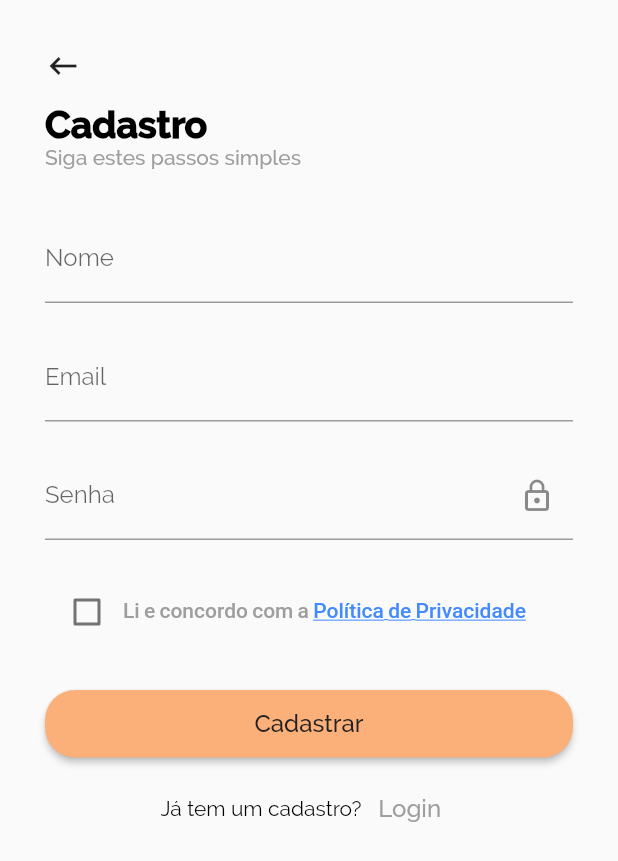
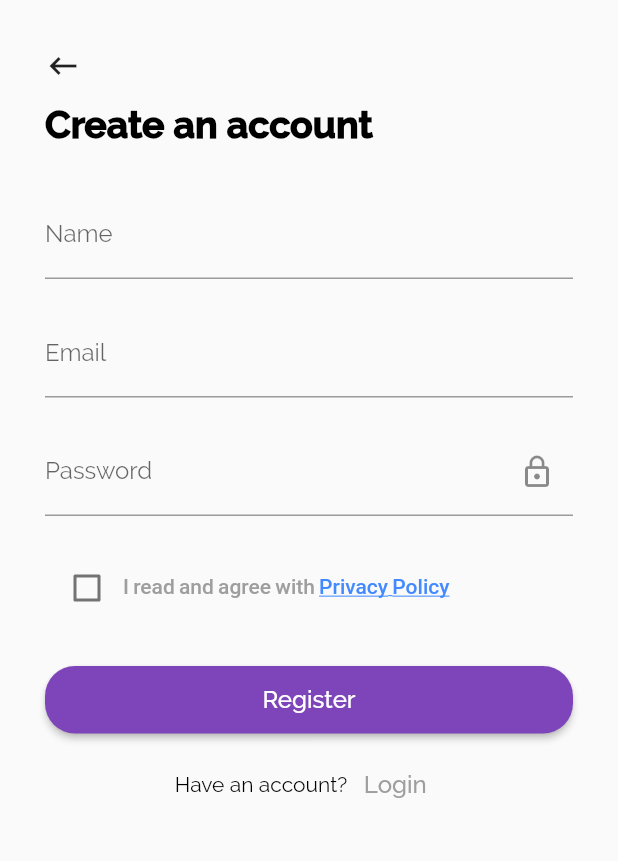
Before and after one commit to rambros/goodwishes, a Flutter app: the SignUpPage screen opened by its route, on a phone screen of 412 x 824 dp. Shown: the top 861 px of the screen. Run offline on Flutter 3.47's test engine with Material 2 defaults, Android fonts, the light colour scheme and no system bars; our stand-ins replace audio_service, audio_video_progress_bar, cached_network_image, cloud_firestore, connectivity, dio and 39 more; missing offline and left inert: audio_session, awesome_circular_chart, flutter_login_facebook, flutter_picker, global_configuration, syncfusion_flutter_core and 1 more; accounts and stored records are empty; generated files the repository leaves out were written again.

Commit message:
theme data with roght colors

```diff
--- a/lib/app/modules/autentica/page/intro_page.dart
+++ b/lib/app/modules/autentica/page/intro_page.dart
@@ -1,6 +1,5 @@
 import 'package:flutter/material.dart';
 import 'package:flutter_modular/flutter_modular.dart';
-import 'package:goodwishes/app/shared/services/authentication_service.dart';
 import 'package:introduction_screen/introduction_screen.dart';
 
 import '/app/modules/autentica/controller/intro_controller.dart';
@@ -66,7 +65,6 @@ class _IntroPageState extends ModularState<IntroPage, IntroController> {
           )
         ],
       ),
-
       body:
       '''To align & learn
 Clear grounding information: the need for good wishes, what is good wishes and how you can be a good wisher
@@ -76,8 +74,6 @@ Clear grounding information: the need for good wishes, what is good wishes and h
           image: AssetImage('assets/images/demo_fundamentals.png')
         ),
       ),
-
-
       decoration: const PageDecoration(
         pageColor: Colors.white,
         bodyTextStyle: TextStyle(color: Colors.black87, fontSize: 16),
@@ -105,7 +101,6 @@ Clear grounding information: the need for good wishes, what is good wishes and h
           )
         ],
       ),
-
       body:
           '''Community of good wishers --a space to share, engage and sustain.
 In the beginning this can be a place for sharing stories of good wishes, sharing experiences. As more members sign in to the app, we can create groups.
--- a/lib/app/modules/autentica/page/sign_up_page.dart
+++ b/lib/app/modules/autentica/page/sign_up_page.dart
@@ -2,6 +2,7 @@ import 'package:flutter/gestures.dart';
 import 'package:flutter/material.dart';
 import 'package:flutter_mobx/flutter_mobx.dart';
 import 'package:flutter_modular/flutter_modular.dart';
+
 import '/app/modules/autentica/controller/sign_up_controller.dart';
 import '/app/modules/autentica/util/icons_data.dart';
 import '/app/shared/utils/ui_utils.dart';
@@ -20,7 +21,7 @@ class _SignUpPageState extends ModularState<SignUpPage, SignUpController> {
   var passCtrl = TextEditingController();
   var nameCtrl = TextEditingController();
   var formKey = GlobalKey<FormState>();
-  var _scaffoldKey = GlobalKey<ScaffoldState>();
+  final _scaffoldKey = GlobalKey<ScaffoldState>();
 
   String? email;
   String? pass;
@@ -45,7 +46,6 @@ class _SignUpPageState extends ModularState<SignUpPage, SignUpController> {
   Widget build(BuildContext context) {
     return Scaffold(
         key: _scaffoldKey,
-        //backgroundColor: Colors.white,
         body: signUpUI());
   }
 
@@ -70,13 +70,8 @@ class _SignUpPageState extends ModularState<SignUpPage, SignUpController> {
                     Navigator.pop(context);
                   }),
             ),
-            Text('Cadastro',
+            Text('Create an account',
                 style: TextStyle(fontSize: 25, fontWeight: FontWeight.w900)),
-            Text('Siga estes passos simples',
-                style: TextStyle(
-                    fontSize: 14,
-                    fontWeight: FontWeight.w500,
-                    color: Colors.grey)),
             SizedBox(
               height: 30,
             ),
@@ -84,12 +79,12 @@ class _SignUpPageState extends ModularState<SignUpPage, SignUpController> {
               controller: nameCtrl,
               keyboardType: TextInputType.text,
               decoration: InputDecoration(
-                labelText: 'Nome',
-                hintText: 'Entre com nome',
+                labelText: 'Name',
+                hintText: 'Enter with name',
                 //prefixIcon: Icon(Icons.person)
               ),
               validator: (String? value) {
-                if (value!.isEmpty) return 'Nome não pode ficar sem preencher';
+                if (value!.isEmpty) return "Name can't be empty";
                 return null;
               },
               onChanged: (String value) {
@@ -103,14 +98,14 @@ class _SignUpPageState extends ModularState<SignUpPage, SignUpController> {
             ),
             TextFormField(
               decoration: InputDecoration(
-                hintText: 'nome@mail.com',
+                hintText: 'name@mail.com',
                 labelText: 'Email',
                 //prefixIcon: Icon(Icons.email)
               ),
               controller: emailCtrl,
               keyboardType: TextInputType.emailAddress,
               validator: (String? value) {
-                if (value!.isEmpty) return 'Email não pode ficar sem preencher';
+                if (value!.isEmpty) return "Email can't be empty";
                 return null;
               },
               onChanged: (String value) {
@@ -126,9 +121,8 @@ class _SignUpPageState extends ModularState<SignUpPage, SignUpController> {
               controller: passCtrl,
               obscureText: offsecureText,
               decoration: InputDecoration(
-                labelText: 'Senha',
-                hintText: 'Entre com sua senha',
-                //prefixIcon: Icon(Icons.vpn_key),
+                labelText: 'Password',
+                hintText: 'Enter a password',
                 suffixIcon: IconButton(
                     icon: lockIcon,
                     onPressed: () {
@@ -136,7 +130,7 @@ class _SignUpPageState extends ModularState<SignUpPage, SignUpController> {
                     }),
               ),
               validator: (String? value) {
-                if (value!.isEmpty) return 'Senha não pode ficar em branco';
+                if (value!.isEmpty) return "Password can't be empty";
                 return null;
               },
               onChanged: (String value) {
@@ -165,14 +159,14 @@ class _SignUpPageState extends ModularState<SignUpPage, SignUpController> {
                           text: TextSpan(
                             children: [
                               TextSpan(
-                                text: 'Li e concordo com a ',
+                                text: 'I read and agree with ',
                                 style: TextStyle(
                                     fontSize: 14,
                                     fontWeight: FontWeight.w500,
                                     color: Colors.grey)
                               ),
                               TextSpan(
-                                text: 'Política de Privacidade',
+                                text: 'Privacy Policy',
                                 style: TextStyle(
                                       fontSize: 14,
                                       fontWeight: FontWeight.w500,
@@ -200,8 +194,7 @@ class _SignUpPageState extends ModularState<SignUpPage, SignUpController> {
                   width: double.infinity,
                   child: ElevatedButton(
                     style: ElevatedButton.styleFrom(
-                      primary: Theme.of(context).accentColor, // background
-                      onPrimary: Colors.grey[900], // foreground
+                      primary: Theme.of(context).colorScheme.secondary,// background
                       shape: RoundedRectangleBorder(borderRadius: BorderRadius.circular(20))
                     ),
                     //color: Theme.of(context).accentColor, //Colors.deepPurpleAccent,
@@ -217,14 +210,14 @@ class _SignUpPageState extends ModularState<SignUpPage, SignUpController> {
                     },
                     child: controller.signUpStarted == false
                         ? Text(
-                            'Cadastrar',
+                            'Register',
                             style: TextStyle(fontSize: 16,
                                   //color: Colors.white,
                                ),
                           )
                         : controller.signUpCompleted == false
                             ? CircularProgressIndicator()
-                            : Text('Cadastro feito com sucesso!',
+                            : Text('Account created with success!',
                                 style: TextStyle(
                                     fontSize: 16, color: Colors.white)),//Theme.of(context).accentColor
                   ),
@@ -237,7 +230,7 @@ class _SignUpPageState extends ModularState<SignUpPage, SignUpController> {
             Row(
               mainAxisAlignment: MainAxisAlignment.center,
               children: <Widget>[
-                Text('Já tem um cadastro?'),
+                Text('Have an account?'),
                 TextButton(
                   onPressed: () {
                     Modular.to.pushReplacementNamed('/login/signin');
--- a/lib/app/modules/autentica/page/social_login_page.dart
+++ b/lib/app/modules/autentica/page/social_login_page.dart
@@ -43,7 +43,7 @@ class _SocialLoginPageState
                     children: <Widget>[
                       Image(
                         image: AssetImage(Config().splashIcon),
-                        height: 130,
+                        height: 150,
                       ),
                       SizedBox(
                         height: 40,
--- a/lib/app/modules/autentica/util/config.dart
+++ b/lib/app/modules/autentica/util/config.dart
@@ -1,7 +1,7 @@
 
 class Config{
   final String appName = 'GoodWishes';    //app name
-  final splashIcon = 'assets/images/logo_goodwishes_250.png';   //splash image and other used image
+  final splashIcon = 'assets/images/logo_goodwishes_300.png';   //splash image and other used image
   final String email = 'rodrigo.ambros@br.brahmakumaris.org.br';   //your email
   final String androidPacakageName = 'mrblab.news_hour';    //Replace by your package name (android)
   final String iOSAppId = '0000000';          //your iOS app. Leave it as it is, if you don't have ios developer account
--- a/lib/app/shared/splash/splash_page.dart
+++ b/lib/app/shared/splash/splash_page.dart
@@ -47,7 +47,7 @@ class _SplashPageState extends State<SplashPage> {
               child: Column(
                 mainAxisAlignment: MainAxisAlignment.center,
                 children: <Widget>[
-                  Image.asset('assets/images/logo_goodwishes_250.png',
+                  Image.asset('assets/images/logo_goodwishes_300.png',
                       width: 220, height: 220),
                   verticalSpace(24),
                   Text('GoodWishes',
```
Also changed, not shown: lib/app/modules/autentica/page/sign_in_page.dart (+1 -8 lines), lib/app/shared/theme/theme.dart (added, +463 -0 lines), lib/app/shared/theme/theme_data.dart (+12 -10 lines), assets/images/GoodWishes_RGB_Logo_Stacked_600.png (added), assets/images/logo_goodwishes_250.png (deleted), assets/images/logo_goodwishes_300.png (added), 2 other files.
